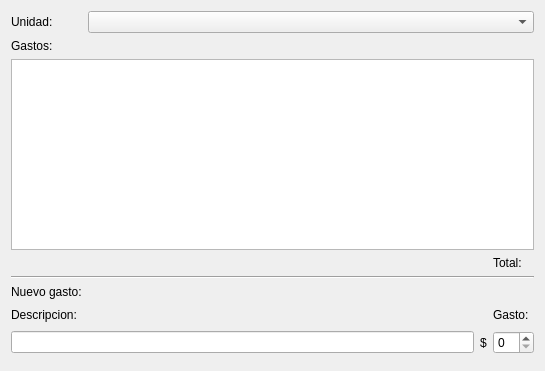
leosmolas/conotels, file src/ui/gastos.ui: the form before one commit.
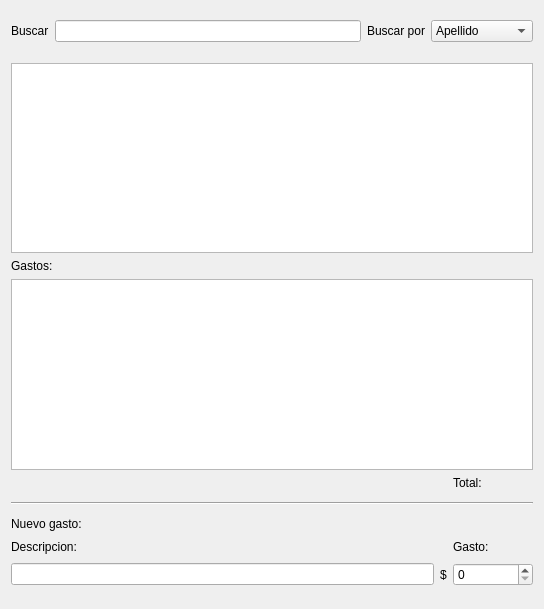
The form after the commit.

Commit message: Modificacion de la ui gastos y otros

Diff of the .ui file:
```diff
--- a/src/ui/gastos.ui
+++ b/src/ui/gastos.ui
@@ -6,8 +6,8 @@
    <rect>
     <x>0</x>
     <y>0</y>
-    <width>545</width>
-    <height>371</height>
+    <width>544</width>
+    <height>609</height>
    </rect>
   </property>
   <property name="windowTitle">
@@ -16,61 +16,68 @@
   <layout class="QGridLayout" name="gridLayout_2">
    <item row="0" column="0">
     <layout class="QGridLayout" name="gridLayout">
-     <item row="0" column="1" colspan="3">
-      <widget class="QComboBox" name="unidadCombo"/>
+     <item row="4" column="0" colspan="4">
+      <widget class="QTableView" name="tableView">
+       <property name="minimumSize">
+        <size>
+         <width>0</width>
+         <height>0</height>
+        </size>
+       </property>
+      </widget>
      </item>
-     <item row="2" column="0" colspan="4">
-      <widget class="QTableView" name="tableView"/>
-     </item>
-     <item row="8" column="3">
+     <item row="10" column="3">
       <widget class="QLabel" name="label_5">
        <property name="text">
         <string>Gasto:</string>
        </property>
       </widget>
      </item>
-     <item row="9" column="0" colspan="2">
+     <item row="11" column="0" colspan="2">
       <widget class="QLineEdit" name="descripcionLine"/>
      </item>
-     <item row="9" column="2">
+     <item row="11" column="2">
       <widget class="QLabel" name="label_6">
        <property name="text">
         <string>$</string>
        </property>
       </widget>
      </item>
-     <item row="9" column="3">
-      <widget class="QSpinBox" name="gastoSpin"/>
-     </item>
-     <item row="0" column="0">
-      <widget class="QLabel" name="label">
-       <property name="text">
-        <string>Unidad:</string>
+     <item row="11" column="3">
+      <widget class="QSpinBox" name="gastoSpin">
+       <property name="minimumSize">
+        <size>
+         <width>80</width>
+         <height>0</height>
+        </size>
+       </property>
+       <property name="maximum">
+        <number>9999</number>
        </property>
       </widget>
      </item>
-     <item row="1" column="0">
+     <item row="3" column="0">
       <widget class="QLabel" name="label_2">
        <property name="text">
         <string>Gastos:</string>
        </property>
       </widget>
      </item>
-     <item row="8" column="0">
+     <item row="10" column="0">
       <widget class="QLabel" name="label_4">
        <property name="text">
         <string>Descripcion:</string>
        </property>
       </widget>
      </item>
-     <item row="7" column="0">
+     <item row="9" column="0">
       <widget class="QLabel" name="label_3">
        <property name="text">
         <string>Nuevo gasto:</string>
        </property>
       </widget>
      </item>
-     <item row="8" column="1">
+     <item row="10" column="1">
       <spacer name="horizontalSpacer">
        <property name="orientation">
         <enum>Qt::Horizontal</enum>
@@ -83,23 +90,111 @@
        </property>
       </spacer>
      </item>
-     <item row="11" column="0" colspan="4">
+     <item row="13" column="0" colspan="4">
       <widget class="QDialogButtonBox" name="buttonBox"/>
      </item>
-     <item row="5" column="0" colspan="4">
+     <item row="7" column="0" colspan="4">
       <widget class="Line" name="line">
        <property name="orientation">
         <enum>Qt::Horizontal</enum>
        </property>
       </widget>
      </item>
-     <item row="3" column="3">
+     <item row="5" column="3">
       <widget class="QLabel" name="label_7">
        <property name="text">
         <string>Total:</string>
        </property>
       </widget>
      </item>
+     <item row="2" column="0" colspan="4">
+      <widget class="QTableView" name="reservastableView"/>
+     </item>
+     <item row="0" column="0" rowspan="13">
+      <widget class="QFrame" name="frame">
+       <property name="minimumSize">
+        <size>
+         <width>350</width>
+         <height>0</height>
+        </size>
+       </property>
+       <property name="baseSize">
+        <size>
+         <width>400</width>
+         <height>0</height>
+        </size>
+       </property>
+       <property name="frameShape">
+        <enum>QFrame::NoFrame</enum>
+       </property>
+       <property name="frameShadow">
+        <enum>QFrame::Plain</enum>
+       </property>
+       <layout class="QFormLayout" name="formLayout">
+        <property name="fieldGrowthPolicy">
+         <enum>QFormLayout::AllNonFixedFieldsGrow</enum>
+        </property>
+        <property name="leftMargin">
+         <number>0</number>
+        </property>
+        <property name="rightMargin">
+         <number>0</number>
+        </property>
+        <item row="0" column="0">
+         <widget class="QLabel" name="label">
+          <property name="text">
+           <string>Buscar</string>
+          </property>
+         </widget>
+        </item>
+        <item row="0" column="1">
+         <widget class="QLineEdit" name="buscarLineEdit"/>
+        </item>
+       </layout>
+      </widget>
+     </item>
+     <item row="0" column="1" colspan="3">
+      <widget class="QFrame" name="frame_2">
+       <property name="frameShape">
+        <enum>QFrame::NoFrame</enum>
+       </property>
+       <property name="frameShadow">
+        <enum>QFrame::Raised</enum>
+       </property>
+       <layout class="QFormLayout" name="formLayout_3">
+        <property name="fieldGrowthPolicy">
+         <enum>QFormLayout::AllNonFixedFieldsGrow</enum>
+        </property>
+        <property name="leftMargin">
+         <number>0</number>
+        </property>
+        <property name="rightMargin">
+         <number>0</number>
+        </property>
+        <item row="0" column="0">
+         <widget class="QLabel" name="label_8">
+          <property name="text">
+           <string>Buscar por</string>
+          </property>
+         </widget>
+        </item>
+        <item row="0" column="1">
+         <widget class="QComboBox" name="buscarporCombo">
+          <item>
+           <property name="text">
+            <string>Apellido</string>
+           </property>
+          </item>
+          <item>
+           <property name="text">
+            <string>Unidad</string>
+           </property>
+          </item>
+         </widget>
+        </item>
+       </layout>
+      </widget>
+     </item>
     </layout>
    </item>
   </layout>
```
The commit also changes 3 other files.
